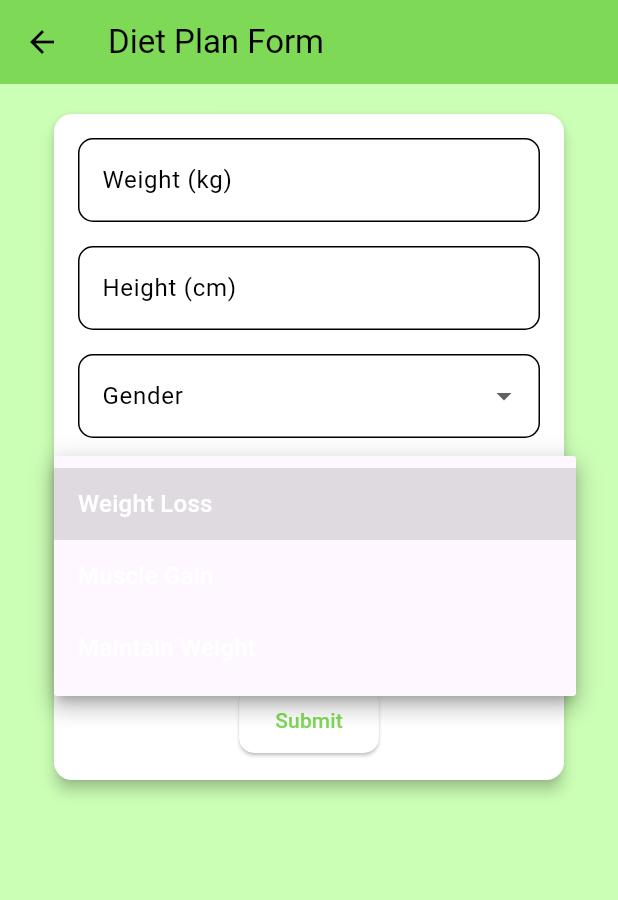
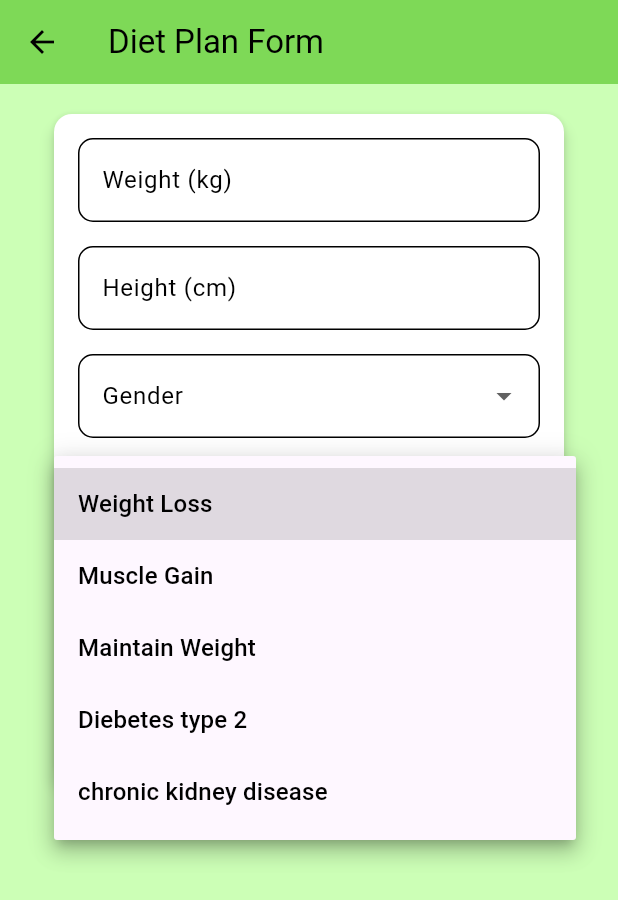
Before and after one commit to shoto87/Nutra-Fit, a Flutter app: the DietFormScreen screen opened directly, after a tap on "Objective", on a phone screen of 412 x 824 dp. Shown: the top 900 px of the screen. Run offline on Flutter 3.47's test engine with Material 3 defaults, Android fonts, the phone set to English and light mode, and no system bars; our stand-ins replace shared_preferences; accounts and stored records are empty.

Commit message:
modules added

```diff
--- a/Nutra-Fit-Frontend/lib/auth/login_page.dart
+++ b/Nutra-Fit-Frontend/lib/auth/login_page.dart
@@ -111,7 +111,10 @@ class _LoginPageState extends State<LoginPage> {
                 style: ElevatedButton.styleFrom(
                   backgroundColor: const Color(0xFF7ED957), // Button color
                 ),
-                child: const Text('Login'),
+                child: const Text(
+                  'Login',
+                  style: const TextStyle(color: Colors.black),
+                ),
               ),
               const SizedBox(height: 10),
               TextButton(
--- a/Nutra-Fit-Frontend/lib/auth/register_page.dart
+++ b/Nutra-Fit-Frontend/lib/auth/register_page.dart
@@ -131,7 +131,10 @@ class _RegisterPageState extends State<RegisterPage> {
                     ? const CircularProgressIndicator(
                         valueColor: AlwaysStoppedAnimation<Color>(Colors.white),
                       )
-                    : const Text('Register'),
+                    : const Text(
+                        'Register',
+                        style: const TextStyle(color: Colors.black),
+                      ),
               ),
             ],
           ),
--- a/Nutra-Fit-Frontend/lib/pages/diet_form.dart
+++ b/Nutra-Fit-Frontend/lib/pages/diet_form.dart
@@ -22,7 +22,9 @@ class _DietFormScreenState extends State<DietFormScreen> {
   final List<String> _objectives = [
     'Weight Loss',
     'Muscle Gain',
-    'Maintain Weight'
+    'Maintain Weight',
+    'Diebetes type 2',
+    'chronic kidney disease'
   ];
   final List<String> _workCategories = ['Sedentary', 'Active', 'Highly Active'];
 
@@ -88,6 +90,7 @@ class _DietFormScreenState extends State<DietFormScreen> {
                         const SizedBox(height: 16.0),
                         DropdownButtonFormField<String>(
                           value: _gender,
+                          // dropdownColor: Color(0xFF437a37),
                           decoration: InputDecoration(
                             labelText: 'Gender',
                             border: OutlineInputBorder(
@@ -97,7 +100,10 @@ class _DietFormScreenState extends State<DietFormScreen> {
                           items: _genders.map((String value) {
                             return DropdownMenuItem<String>(
                               value: value,
-                              child: Text(value),
+                              child: Text(
+                                value,
+                                style: const TextStyle(color: Colors.black),
+                              ),
                             );
                           }).toList(),
                           onChanged: (newValue) {
@@ -112,6 +118,7 @@ class _DietFormScreenState extends State<DietFormScreen> {
                         const SizedBox(height: 16.0),
                         DropdownButtonFormField<String>(
                           value: _objective,
+                          // dropdownColor: Color(0xFF437a37),
                           decoration: InputDecoration(
                             labelText: 'Objective',
                             border: OutlineInputBorder(
@@ -121,7 +128,10 @@ class _DietFormScreenState extends State<DietFormScreen> {
                           items: _objectives.map((String value) {
                             return DropdownMenuItem<String>(
                               value: value,
-                              child: Text(value),
+                              child: Text(
+                                value,
+                                style: const TextStyle(color: Colors.black),
+                              ),
                             );
                           }).toList(),
                           onChanged: (newValue) {
@@ -136,6 +146,7 @@ class _DietFormScreenState extends State<DietFormScreen> {
                         const SizedBox(height: 16.0),
                         DropdownButtonFormField<String>(
                           value: _workCategory,
+                          // dropdownColor: Color(0xFF437a37),
                           decoration: InputDecoration(
                             labelText: 'Work Category',
                             border: OutlineInputBorder(
@@ -145,7 +156,10 @@ class _DietFormScreenState extends State<DietFormScreen> {
                           items: _workCategories.map((String value) {
                             return DropdownMenuItem<String>(
                               value: value,
-                              child: Text(value),
+                              child: Text(
+                                value,
+                                style: const TextStyle(color: Colors.black),
+                              ),
                             );
                           }).toList(),
                           onChanged: (newValue) {
```
Also changed, not shown: 1 other file.
